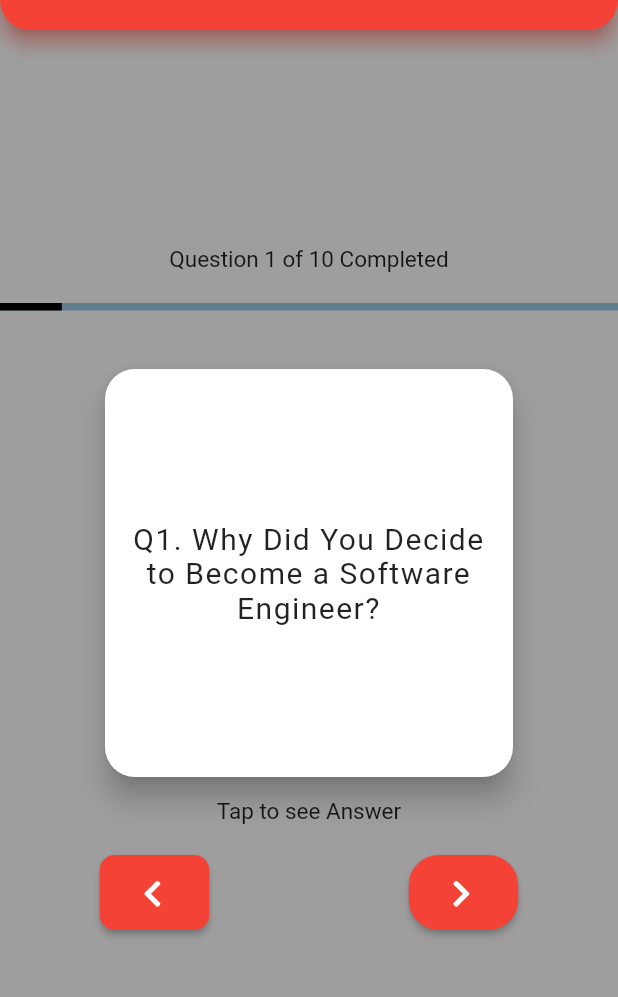
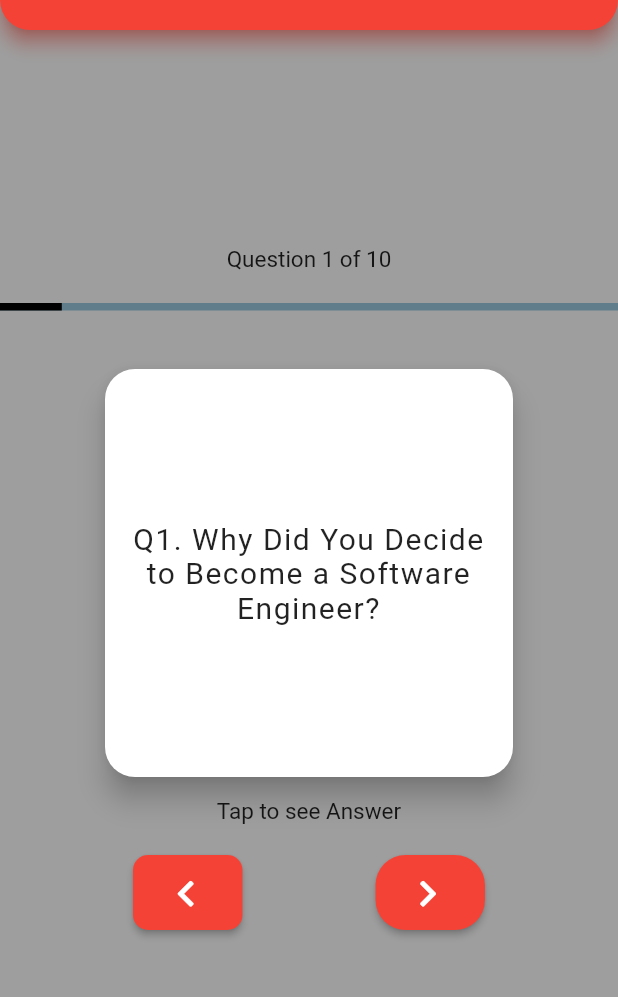
Before and after one commit to jmromo22/CS4750_FinalProject, a Flutter app: the screen it shows after launch, on a phone screen of 412 x 824 dp, the part 90-1087 px from its top. Run offline on Flutter 3.47's test engine with Material 2 defaults, Android fonts, the phone set to English and light mode, and no system bars; drawn by our look-alikes of flip_card; our stand-ins replace font_awesome_flutter.

Commit message:
More UI design

```diff
--- a/lib/screens/home_page.dart
+++ b/lib/screens/home_page.dart
@@ -34,7 +34,7 @@ class _HomePageState extends State<HomePage> {
             child: Column(
                 mainAxisAlignment: MainAxisAlignment.center,
                 children: <Widget>[
-                  Text("Question $value of 10 Completed", style: otherTextStyle),
+                  Text("Question $value of 10", style: otherTextStyle),
                   SizedBox(height: 20),
                   Padding(
                     padding: const EdgeInsets.all(0.0),
@@ -58,7 +58,8 @@ class _HomePageState extends State<HomePage> {
                   Text("Tap to see Answer", style: otherTextStyle),
                   SizedBox(height: 20),
                   Row(
-                      mainAxisAlignment: MainAxisAlignment.spaceAround,
+                      mainAxisAlignment: MainAxisAlignment.spaceEvenly
+                      ,
                       children: <Widget>[
                         ElevatedButton.icon(
                             onPressed: () {
```
